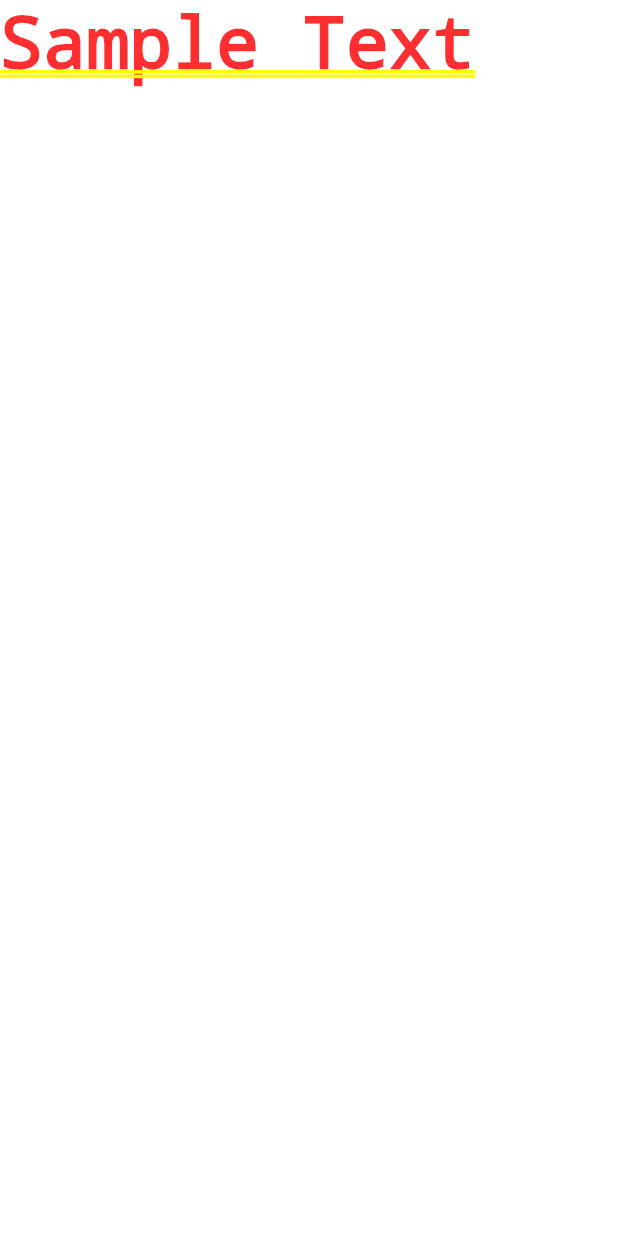
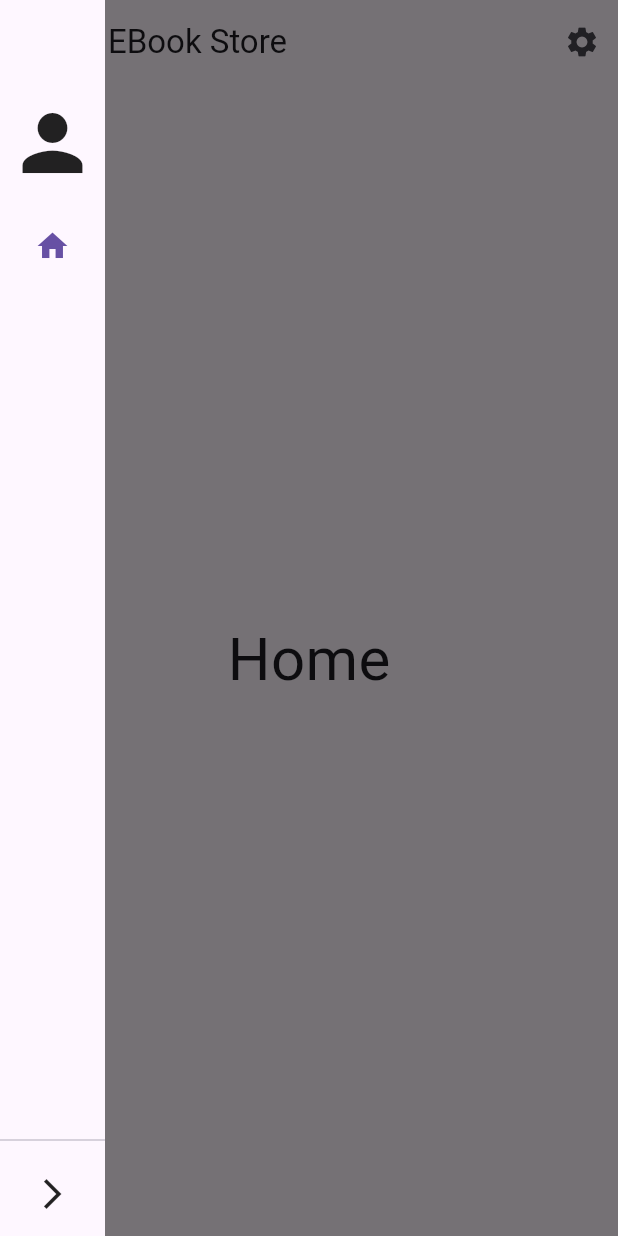
Before and after one commit to IsaacDeLeonCarbajal/ebook_app, a Flutter app: the screen it shows after launch, with the side drawer open (before the commit the screen has no drawer), on a phone screen of 412 x 824 dp. Run offline on Flutter 3.47's test engine with Material 3 defaults, Android fonts, the phone set to English and light mode, and no system bars; drawn by our look-alikes of sidebarx; our stand-ins replace connectivity_plus, fluttertoast, go_router, sqflite; missing offline and left inert: pluralize; accounts and stored records are empty; generated files the repository leaves out were written again.

Commit message:
feat(home): home view

```diff
--- a/lib/src/app.dart
+++ b/lib/src/app.dart
@@ -1,9 +1,11 @@
+import 'package:ebook_app/src/home/container.dart';
+import 'package:ebook_app/src/settings/settings_view.dart';
 import 'package:flutter/material.dart';
 import 'package:flutter_gen/gen_l10n/app_localizations.dart';
 import 'package:flutter_localizations/flutter_localizations.dart';
+import 'package:go_router/go_router.dart';
 
 import 'settings/settings_controller.dart';
-import 'settings/settings_view.dart';
 
 /// The Widget that configures your application.
 class MyApp extends StatelessWidget {
@@ -23,7 +25,7 @@ class MyApp extends StatelessWidget {
     return ListenableBuilder(
       listenable: settingsController,
       builder: (BuildContext context, Widget? child) {
-        return MaterialApp(
+        return MaterialApp.router(
           // Providing a restorationScopeId allows the Navigator built by the
           // MaterialApp to restore the navigation stack when a user leaves and
           // returns to the app after it has been killed while running in the
@@ -59,19 +61,24 @@ class MyApp extends StatelessWidget {
 
           // Define a function to handle named routes in order to support
           // Flutter web url navigation and deep linking.
-          onGenerateRoute: (RouteSettings routeSettings) {
-            return MaterialPageRoute<void>(
-              settings: routeSettings,
-              builder: (BuildContext context) {
-                switch (routeSettings.name) {
-                  case SettingsView.routeName:
-                    return SettingsView(controller: settingsController);
-                  default:
-                    return const Text('Sample Text');
-                }
-              },
-            );
-          },
+          routerConfig: GoRouter(
+            routes: <GoRoute>[
+              GoRoute(
+                  path: '/',
+                  name: 'home',
+                  builder: (BuildContext context, GoRouterState state) {
+                    return const Home();
+                  },
+                  routes: [
+                    // Settings
+                    GoRoute(
+                      path: 'settings',
+                      name: 'settings',
+                      builder: (BuildContext context, GoRouterState state) => SettingsView(controller: settingsController),
+                    ),
+                  ]),
+            ],
+          ),
         );
       },
     );
--- /dev/null
+++ b/lib/src/home/container.dart
@@ -0,0 +1,54 @@
+import 'package:ebook_app/src/home/sidebar.dart';
+import 'package:flutter/material.dart';
+import 'package:sidebarx/sidebarx.dart';
+import 'package:go_router/go_router.dart';
+
+class Home extends StatefulWidget {
+  const Home({super.key});
+
+  @override
+  State<Home> createState() => _HomeState();
+}
+
+class _HomeState extends State<Home> {
+  final _controller = SidebarXController(selectedIndex: 0);
+  static final List pages = [
+    {
+      'title': const Text('EBook Store'),
+      'body': const Center(
+        child: Text(
+          'Home',
+          style: TextStyle(fontSize: 40),
+        ),
+      ),
+    },
+  ];
+
+  @override
+  Widget build(BuildContext context) {
+    return Scaffold(
+      appBar: AppBar(
+        title: AnimatedBuilder(
+            animation: _controller,
+            builder: (context, child) {
+              return pages.elementAtOrNull(_controller.selectedIndex)?['title'];
+            }),
+        actions: [
+          IconButton(
+            icon: const Icon(Icons.settings),
+            onPressed: () {
+              // Navigate to the settings page.
+              return context.goNamed('settings');
+            },
+          ),
+        ],
+      ),
+      drawer: Sidebar(controller: _controller),
+      body: AnimatedBuilder(
+          animation: _controller,
+          builder: (context, child) {
+            return pages.elementAtOrNull(_controller.selectedIndex)?['body'];
+          }),
+    );
+  }
+}
--- /dev/null
+++ b/lib/src/home/sidebar.dart
@@ -0,0 +1,33 @@
+import 'package:flutter/material.dart';
+import 'package:go_router/go_router.dart';
+import 'package:sidebarx/sidebarx.dart';
+
+class Sidebar extends StatelessWidget {
+  final SidebarXController _controller;
+
+  const Sidebar({Key? key, required SidebarXController controller})
+      : _controller = controller,
+        super(key: key);
+
+  @override
+  Widget build(BuildContext context) {
+    return SidebarX(
+      controller: _controller,
+      extendedTheme: const SidebarXTheme(width: 250),
+      footerDivider: const Divider(),
+      headerBuilder: (context, extended) => const SizedBox(
+        height: 140,
+        child: Padding(
+          padding: EdgeInsets.only(top: 50),
+          child: Icon(
+            Icons.person,
+            size: 60,
+          ),
+        ),
+      ),
+      items: [
+        SidebarXItem(icon: Icons.home, label: 'Home', onTap: () => context.pop()),
+      ],
+    );
+  }
+}
```
